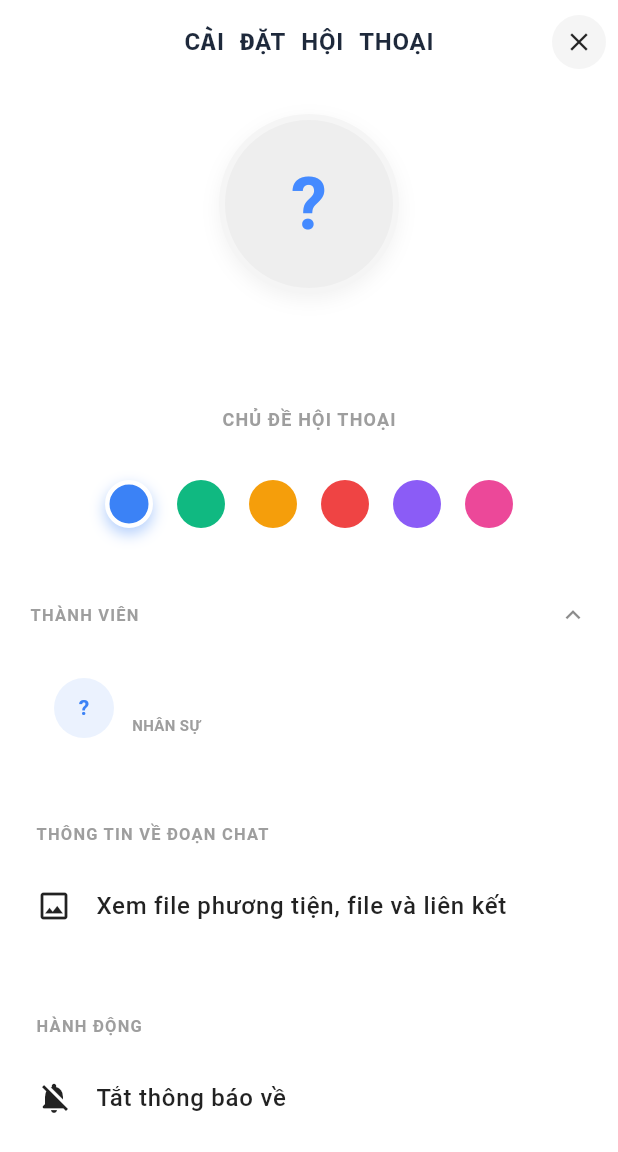
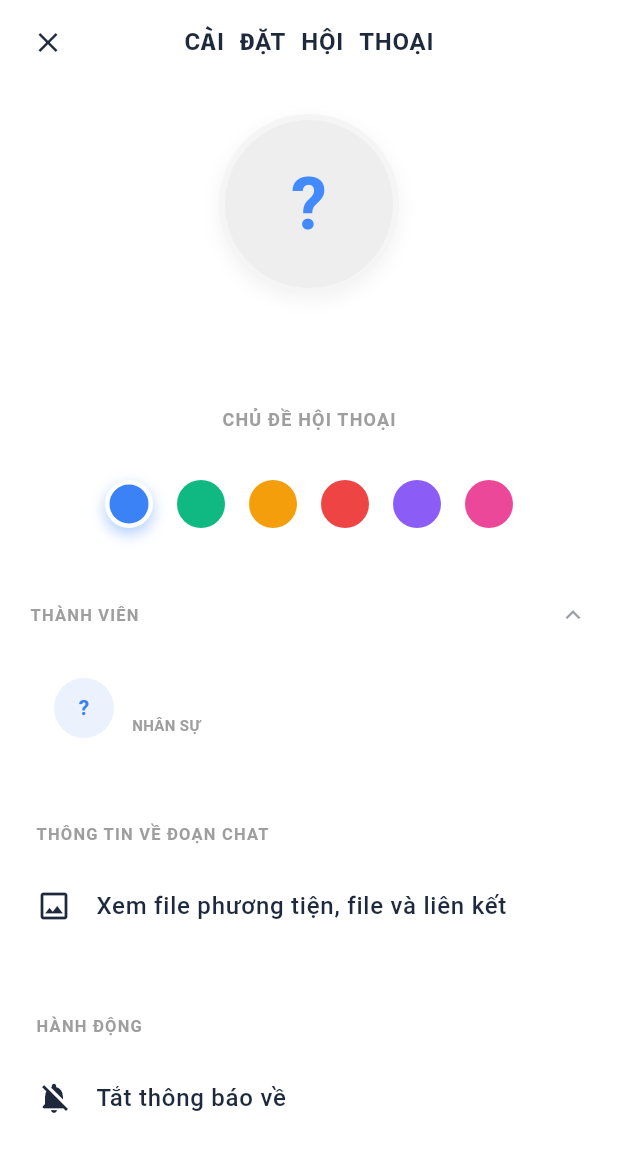
Before and after one commit to ngaoss/work, a Flutter app: the ChatInfoScreen screen opened directly with empty values, on a phone screen of 412 x 824 dp. Shown: the top 1152 px of the screen. Run offline on Flutter 3.47's test engine with Material 3 defaults, Android fonts, the phone set to English and light mode, and no system bars; our stand-ins replace audioplayers, cached_network_image, file_picker, flutter_highlight, flutter_local_notifications, flutter_riverpod and 7 more; missing offline and left inert: flutter_local_notifications_windows, google_mlkit_text_recognition, launch_at_startup, pdfx, pro_image_editor, tray_manager and 2 more; accounts and stored records are empty; Roboto replaces fonts that are missing (Segoe UI); statements that could not run were skipped.

Commit message:
Release version 1.0.6 (Windows & Android)

```diff
--- a/lib/features/chat/presentation/pages/chat_info_screen.dart
+++ b/lib/features/chat/presentation/pages/chat_info_screen.dart
@@ -257,23 +257,18 @@ class _ChatInfoScreenState extends State<ChatInfoScreen> {
             letterSpacing: 0.5,
           ),
         ),
-        leading: IconButton(
-          icon: const Icon(Icons.arrow_back, color: Colors.transparent),
-          onPressed: null,
+        leading: Padding(
+          padding: const EdgeInsets.only(left: 8.0),
+          child: IconButton(
+            icon: Icon(
+              Icons.close,
+              color: Theme.of(context).colorScheme.onSurface,
+              size: 22,
             ),
-        actions: [
-          Padding(
-            padding: const EdgeInsets.only(right: 8.0),
-            child: CircleAvatar(
-              backgroundColor: Colors.grey.shade100,
-              radius: 18,
-              child: IconButton(
-                icon: const Icon(Icons.close, color: Colors.black87, size: 20),
             onPressed: () => Navigator.pop(context),
           ),
         ),
-          ),
-        ],
+        actions: const [],
       ),
       body: ListView(
         padding: EdgeInsets.zero,
@@ -384,10 +379,10 @@ class _ChatInfoScreenState extends State<ChatInfoScreen> {
             children: [
               Text(
                 _name,
-                style: const TextStyle(
+                style: TextStyle(
                   fontSize: 22,
                   fontWeight: FontWeight.w800,
-                  color: Color(0xFF0F172A),
+                  color: Theme.of(context).colorScheme.onSurface,
                 ),
               ),
               if (widget.isGroup &&
@@ -493,7 +488,7 @@ class _ChatInfoScreenState extends State<ChatInfoScreen> {
                     _isMembersExpanded
                         ? Icons.keyboard_arrow_up
                         : Icons.keyboard_arrow_down,
-                    color: Colors.black45,
+                    color: Theme.of(context).colorScheme.onSurface.withOpacity(0.45),
                     size: 20,
                   ),
                 ),
@@ -670,16 +665,22 @@ class _ChatInfoScreenState extends State<ChatInfoScreen> {
     required VoidCallback onTap,
     Color? color,
   }) {
-    return ListTile(
+    return Builder(
+      builder: (context) => ListTile(
         onTap: onTap,
         contentPadding: const EdgeInsets.symmetric(horizontal: 24, vertical: 4),
-      leading: Icon(icon, color: color ?? Colors.black87, size: 24),
+        leading: Icon(
+          icon,
+          color: color ?? Theme.of(context).colorScheme.onSurface,
+          size: 24,
+        ),
         title: Text(
           title,
           style: TextStyle(
-          color: color ?? Colors.black87,
+            color: color ?? Theme.of(context).colorScheme.onSurface,
             fontSize: 16,
             fontWeight: FontWeight.w500,
+          ),
         ),
       ),
     );
```
Also changed, not shown: lib/features/chat/presentation/pages/chat_detail_screen.dart (+25 -43 lines), lib/features/chat/presentation/pages/chat_shell.dart (+48 -18 lines), lib/features/chat/presentation/pages/messaging_page.dart (+36 -7 lines), 1 other file. Lines whose indentation alone changed are shown as unchanged.
